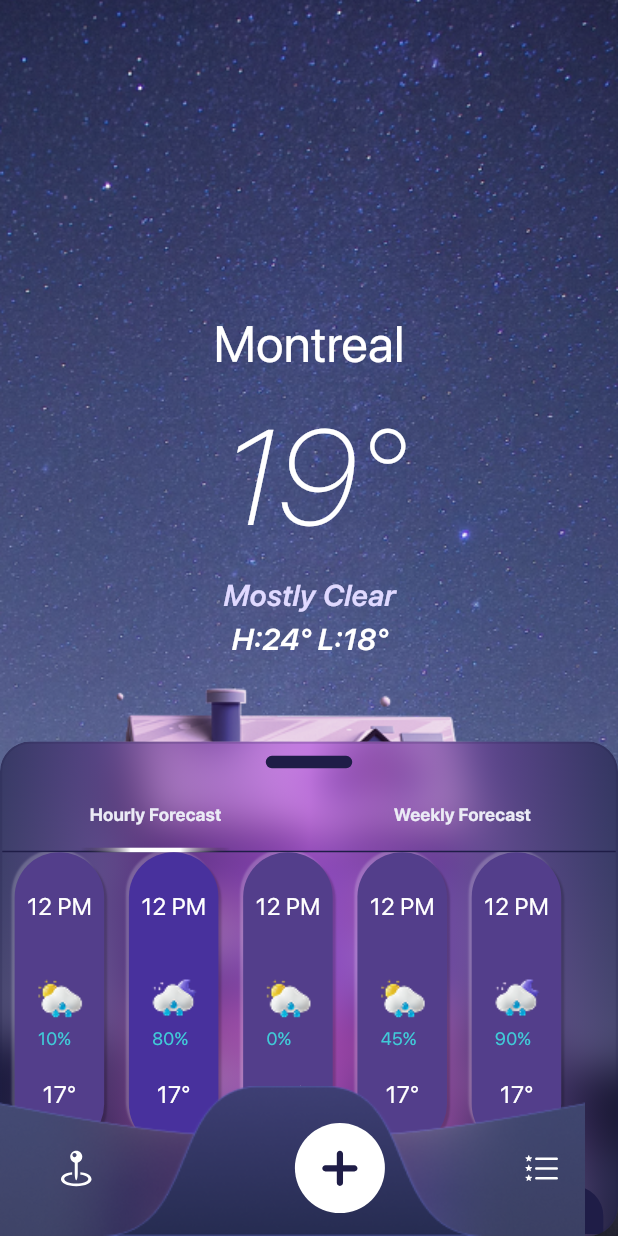
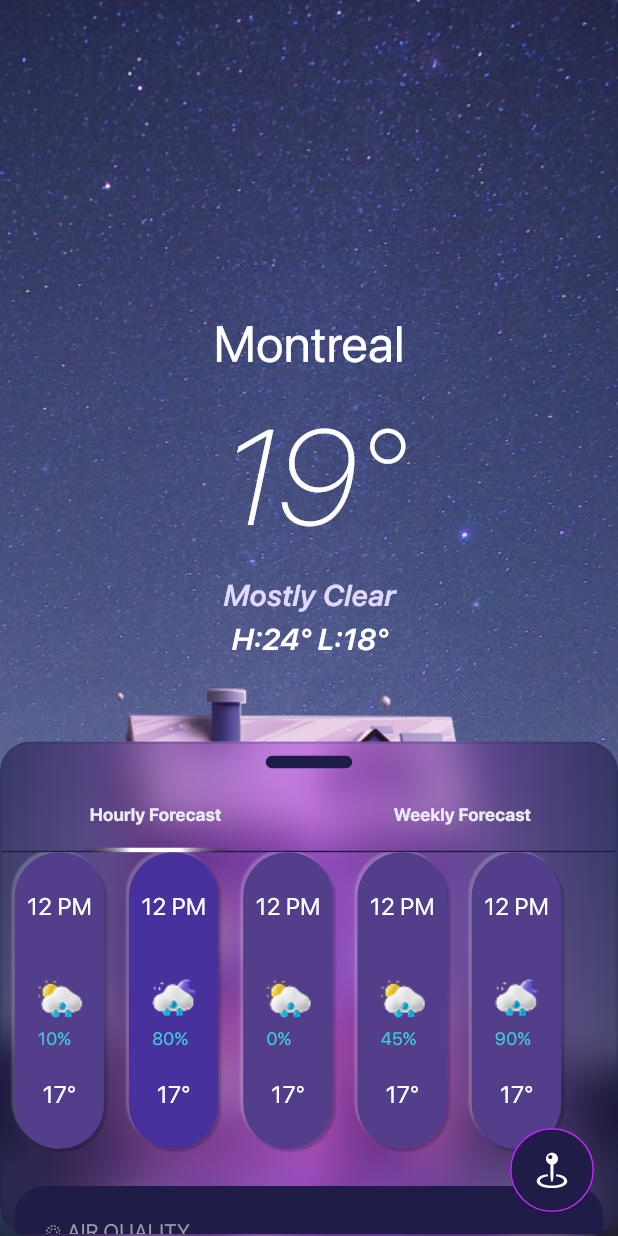
Before and after one commit to saqibalifd/weatherapp, a Flutter app: the screen it shows after launch, on a phone screen of 412 x 824 dp. Run offline on Flutter 3.47's test engine with Material 3 defaults, Android fonts, the phone set to English and light mode, and no system bars; our stand-ins replace flutter_svg; missing offline and left inert: circular_seek_bar; project files that could hold a hidden picture were left out.

```diff
--- a/lib/presentation/home/view/home_screen.dart
+++ b/lib/presentation/home/view/home_screen.dart
@@ -1,6 +1,8 @@
 import 'package:flutter/material.dart';
+import 'package:flutter_svg/flutter_svg.dart';
 import 'package:weatherapp/constants/app_colors.dart';
 import 'package:weatherapp/constants/app_fonts.dart';
+import 'package:weatherapp/constants/app_icons.dart';
 import 'package:weatherapp/constants/app_images.dart';
 import 'package:weatherapp/data/dummy_data_services.dart';
 import 'package:weatherapp/presentation/cities/view/cities_weather_screen.dart';
@@ -53,20 +55,17 @@ class _HomeScreenState extends State<HomeScreen> with TickerProviderStateMixin {
               )
             ],
           ),
-
-          // bottom navigation bar
-          BottomNavigationBarWidget(
-            onLocationTap: () {
-              Navigator.push(
-                  context,
-                  MaterialPageRoute(
-                    builder: (context) => CitiesWeatherScreen(),
-                  ));
-            },
-            onPlusTap: () {},
-            onListTap: () {},
-          )
         ],
+      ),
+      floatingActionButton: FloatingActionButton(
+        backgroundColor: AppColors.charocalIndigo,
+        elevation: .4,
+        onPressed: () {},
+        shape: CircleBorder(side: BorderSide(color: AppColors.electricPurple)),
+        child: SvgPicture.asset(
+          AppIcons.location,
+          color: AppColors.background,
+        ),
       ),
     );
   }
--- a/lib/presentation/home/widgets/bottom_navigation_bar.dart
+++ b/lib/presentation/home/widgets/bottom_navigation_bar.dart
@@ -22,7 +22,7 @@ class BottomNavigationBarWidget extends StatelessWidget {
         bottom: 0,
         child: Stack(
           children: [
-            Image.asset(AppImages.bottomNavBarBackground),
+            // Image.asset(AppImages.bottomNavBarBackground),
             SizedBox(
               width: context.screenWidth * 1,
               child: Padding(
@@ -37,19 +37,19 @@ class BottomNavigationBarWidget extends StatelessWidget {
                     GestureDetector(
                         onTap: onLocationTap,
                         child: SvgPicture.asset(AppIcons.location)),
-                    Padding(
-                      padding: EdgeInsets.only(left: context.screenWidth * .1),
-                      child: GestureDetector(
-                        onTap: onPlusTap,
-                        child: CircleAvatar(
-                            backgroundColor: AppColors.background,
-                            radius: 30,
-                            child: SvgPicture.asset(
-                              AppIcons.plus,
-                              color: AppColors.charocalIndigo,
-                            )),
-                      ),
-                    ),
+                    // Padding(
+                    //   padding: EdgeInsets.only(left: context.screenWidth * .1),
+                    //   child: GestureDetector(
+                    //     onTap: onPlusTap,
+                    //     child: CircleAvatar(
+                    //         backgroundColor: AppColors.background,
+                    //         radius: 30,
+                    //         child: SvgPicture.asset(
+                    //           AppIcons.plus,
+                    //           color: AppColors.charocalIndigo,
+                    //         )),
+                    //   ),
+                    // ),
                     GestureDetector(
                         onTap: onListTap,
                         child: SvgPicture.asset(AppIcons.list)),
```
